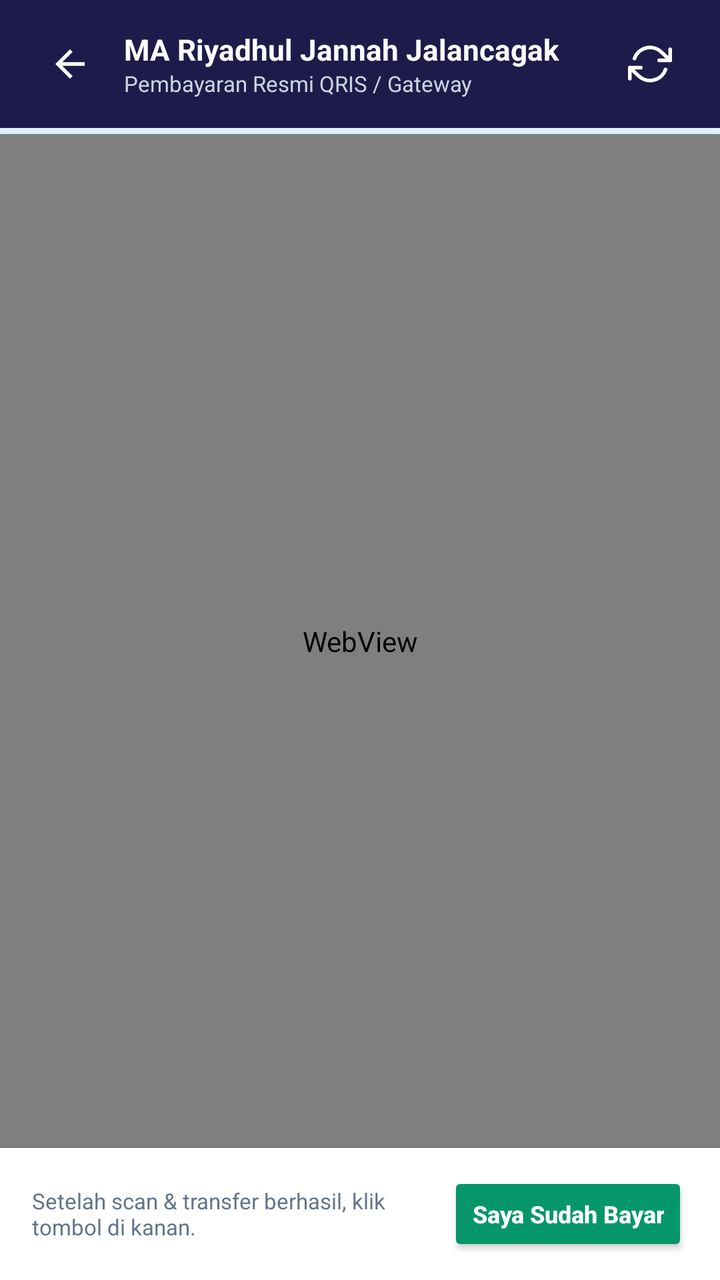
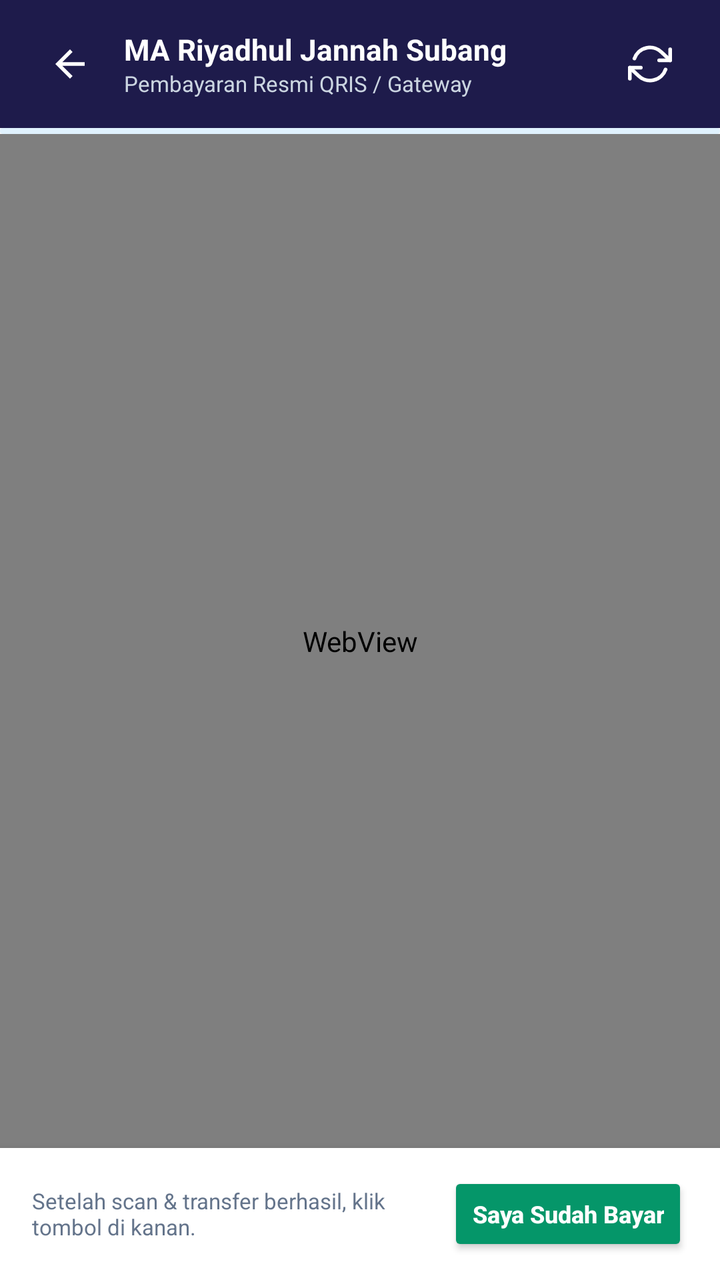

An Android layout rendered at two revisions. The XML below is the earlier revision; the diff shows what the commit changed to produce the second picture.
<!-- AndroidManifest.xml: application theme Theme.MarijanSuperapps -->
<!-- res/layout/activity_payment_webview.xml -->
﻿<?xml version="1.0" encoding="utf-8"?>
<LinearLayout xmlns:android="http://schemas.android.com/apk/res/android"
    xmlns:app="http://schemas.android.com/apk/res-auto"
    android:layout_width="match_parent"
    android:layout_height="match_parent"
    android:orientation="vertical"
    android:background="#F8FAFC">

    
    <RelativeLayout
        android:layout_width="match_parent"
        android:layout_height="64dp"
        android:background="#1E1B4B"
        android:paddingHorizontal="16dp">

        <ImageView
            android:id="@+id/btnBackPayment"
            android:layout_width="38dp"
            android:layout_height="38dp"
            android:layout_alignParentStart="true"
            android:layout_centerVertical="true"
            android:background="?attr/selectableItemBackgroundBorderless"
            android:padding="8dp"
            android:src="@drawable/ic_baseline_arrow_back_24"
            app:tint="#FFFFFF" />

        <LinearLayout
            android:layout_width="wrap_content"
            android:layout_height="wrap_content"
            android:layout_centerVertical="true"
            android:layout_toEndOf="@id/btnBackPayment"
            android:layout_marginStart="8dp"
            android:orientation="vertical">

            <TextView
                android:layout_width="wrap_content"
                android:layout_height="wrap_content"
                android:text="MA Riyadhul Jannah Jalancagak"
                android:textColor="#FFFFFF"
                android:textSize="14.5sp"
                android:textStyle="bold" />

            <TextView
                android:id="@+id/tvPaymentSubtitle"
                android:layout_width="wrap_content"
                android:layout_height="wrap_content"
                android:text="Pembayaran Resmi QRIS / Gateway"
                android:textColor="#CBD5E1"
                android:textSize="11sp" />
        </LinearLayout>

        <ImageView
            android:id="@+id/btnRefreshPayment"
            android:layout_width="38dp"
            android:layout_height="38dp"
            android:layout_alignParentEnd="true"
            android:layout_centerVertical="true"
            android:background="?attr/selectableItemBackgroundBorderless"
            android:padding="8dp"
            android:src="@drawable/ic_refresh_cw"
            app:tint="#FFFFFF" />
    </RelativeLayout>

    
    <ProgressBar
        android:id="@+id/pbPaymentProgress"
        style="?android:attr/progressBarStyleHorizontal"
        android:layout_width="match_parent"
        android:layout_height="3dp"
        android:indeterminate="false"
        android:max="100"
        android:progressDrawable="@drawable/bg_progress_blue"
        android:visibility="visible" />

    
    <FrameLayout
        android:layout_width="match_parent"
        android:layout_height="0dp"
        android:layout_weight="1">

        <WebView
            android:id="@+id/wvPayment"
            android:layout_width="match_parent"
            android:layout_height="match_parent" />

        
        <LinearLayout
            android:id="@+id/layoutPaymentError"
            android:layout_width="match_parent"
            android:layout_height="match_parent"
            android:orientation="vertical"
            android:gravity="center"
            android:padding="24dp"
            android:background="#FFFFFF"
            android:visibility="gone">

            <ImageView
                android:layout_width="64dp"
                android:layout_height="64dp"
                android:src="@drawable/ic_cancel_circle_24"
                app:tint="#DC2626" />

            <TextView
                android:layout_width="wrap_content"
                android:layout_height="wrap_content"
                android:text="Gagal Memuat Halaman Pembayaran"
                android:textColor="#0F172A"
                android:textSize="15sp"
                android:textStyle="bold"
                android:layout_marginTop="16dp" />

            <TextView
                android:id="@+id/tvPaymentErrorMsg"
                android:layout_width="wrap_content"
                android:layout_height="wrap_content"
                android:text="Periksa koneksi internet Anda atau hubungi admin."
                android:textColor="#64748B"
                android:textSize="12sp"
                android:gravity="center"
                android:layout_marginTop="6dp" />

            <Button
                android:id="@+id/btnRetryPayment"
                android:layout_width="wrap_content"
                android:layout_height="40dp"
                android:text="Coba Muat Ulang"
                android:textAllCaps="false"
                android:textSize="12sp"
                android:textStyle="bold"
                android:backgroundTint="#059669"
                android:textColor="#FFFFFF"
                android:layout_marginTop="16dp" />
        </LinearLayout>
    </FrameLayout>

    
    <LinearLayout
        android:layout_width="match_parent"
        android:layout_height="wrap_content"
        android:background="#FFFFFF"
        android:paddingHorizontal="16dp"
        android:paddingVertical="12dp"
        android:orientation="horizontal"
        android:elevation="8dp"
        android:gravity="center_vertical">

        <TextView
            android:layout_width="0dp"
            android:layout_height="wrap_content"
            android:layout_weight="1"
            android:text="Setelah scan &amp; transfer berhasil, klik tombol di kanan."
            android:textColor="#64748B"
            android:textSize="11sp" />

        <Button
            android:id="@+id/btnSelesaiBayar"
            android:layout_width="wrap_content"
            android:layout_height="42dp"
            android:text="Saya Sudah Bayar"
            android:textAllCaps="false"
            android:textSize="12sp"
            android:textStyle="bold"
            android:backgroundTint="#059669"
            android:textColor="#FFFFFF"
            android:layout_marginStart="12dp" />
    </LinearLayout>

</LinearLayout>
<!-- resources referenced by this layout -->
<resources>
  <!-- drawable bg_progress_blue (drawable) -->
  <?xml version="1.0" encoding="utf-8"?>
  <layer-list xmlns:android="http://schemas.android.com/apk/res/android">
      <item android:id="@android:id/background">
          <shape>
              <corners android:radius="3dp" />
              <solid android:color="#E0F2FE" />
          </shape>
      </item>
      <item android:id="@android:id/progress">
          <clip>
              <shape>
                  <corners android:radius="3dp" />
                  <solid android:color="#0EA5E9" />
              </shape>
          </clip>
      </item>
  </layer-list>
  <!-- drawable ic_baseline_arrow_back_24 (drawable) -->
  <vector xmlns:android="http://schemas.android.com/apk/res/android"
      android:width="24dp"
      android:height="24dp"
      android:viewportWidth="24"
      android:viewportHeight="24">
    <path
        android:fillColor="#FF000000"
        android:pathData="M20,11H7.83l5.59,-5.59L12,4l-8,8 8,8 1.41,-1.41L7.83,13H20v-2z"/>
  </vector>
  <!-- drawable ic_cancel_circle_24 (drawable) -->
  <vector xmlns:android="http://schemas.android.com/apk/res/android"
      android:width="24dp"
      android:height="24dp"
      android:viewportWidth="24"
      android:viewportHeight="24">
    <path
        android:fillColor="#000000"
        android:pathData="M12,2C6.47,2 2,6.47 2,12s4.47,10 10,10 10,-4.47 10,-10S17.53,2 12,2zm5,13.59L15.59,17 12,13.41 8.41,17 7,15.59 10.59,12 7,8.41 8.41,7 12,10.59 15.59,7 17,8.41 13.41,12 17,15.59z"/>
  </vector>
  <!-- drawable ic_refresh_cw (drawable) -->
  <vector xmlns:android="http://schemas.android.com/apk/res/android"
      android:width="24dp"
      android:height="24dp"
      android:viewportWidth="24"
      android:viewportHeight="24">
      <path
          android:fillColor="#00000000"
          android:strokeColor="#1E1B4B"
          android:strokeWidth="2"
          android:strokeLineCap="round"
          android:strokeLineJoin="round"
          android:pathData="M23,4V10H17" />
      <path
          android:fillColor="#00000000"
          android:strokeColor="#1E1B4B"
          android:strokeWidth="2"
          android:strokeLineCap="round"
          android:strokeLineJoin="round"
          android:pathData="M1,20V14H7" />
      <path
          android:fillColor="#00000000"
          android:strokeColor="#1E1B4B"
          android:strokeWidth="2"
          android:strokeLineCap="round"
          android:strokeLineJoin="round"
          android:pathData="M3.51,9A9,9 0 0,1 18.36,5.64L23,10M1,14L5.64,18.36A9,9 0 0,0 20.49,15" />
  </vector>
  <style name="Theme.MarijanSuperapps" parent="Theme.AppCompat.Light.NoActionBar">
          <item name="android:windowLightStatusBar">true</item>
          <item name="android:statusBarColor">#FFFFFF</item>
          <item name="android:windowBackground">#F8FAFC</item>
          <item name="android:windowAnimationStyle">@style/WindowAnimation.Smooth</item>
      </style>
  <style name="WindowAnimation.Smooth" parent="@android:style/Animation.Activity">
          <item name="android:activityOpenEnterAnimation">@anim/fade_in_smooth</item>
          <item name="android:activityOpenExitAnimation">@anim/stay_smooth</item>
          <item name="android:activityCloseEnterAnimation">@anim/stay_smooth</item>
          <item name="android:activityCloseExitAnimation">@anim/fade_out_smooth</item>
          <item name="android:taskOpenEnterAnimation">@anim/fade_in_smooth</item>
          <item name="android:taskOpenExitAnimation">@anim/stay_smooth</item>
          <item name="android:taskCloseEnterAnimation">@anim/stay_smooth</item>
          <item name="android:taskCloseExitAnimation">@anim/fade_out_smooth</item>
          <item name="android:taskToFrontEnterAnimation">@anim/fade_in_smooth</item>
          <item name="android:taskToFrontExitAnimation">@anim/stay_smooth</item>
          <item name="android:taskToBackEnterAnimation">@anim/stay_smooth</item>
          <item name="android:taskToBackExitAnimation">@anim/fade_out_smooth</item>
      </style>
</resources>

<!-- the commit's change to res/layout/activity_payment_webview.xml (unified diff, before → after) -->
@@ -1,4 +1,4 @@
-﻿<?xml version="1.0" encoding="utf-8"?>
+<?xml version="1.0" encoding="utf-8"?>
 <LinearLayout xmlns:android="http://schemas.android.com/apk/res/android"
     xmlns:app="http://schemas.android.com/apk/res-auto"
     android:layout_width="match_parent"
@@ -35,7 +35,7 @@
             <TextView
                 android:layout_width="wrap_content"
                 android:layout_height="wrap_content"
-                android:text="MA Riyadhul Jannah Jalancagak"
+                android:text="MA Riyadhul Jannah Subang"
                 android:textColor="#FFFFFF"
                 android:textSize="14.5sp"
                 android:textStyle="bold" />
